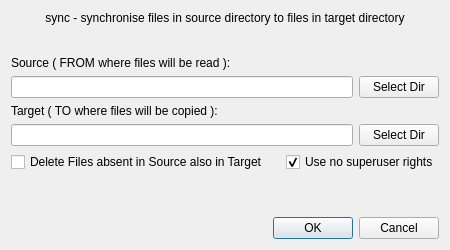
This is src/dialogrsync.ui in untergasser/filecalibur as Qt 5 draws it before an edit. The edited form follows.
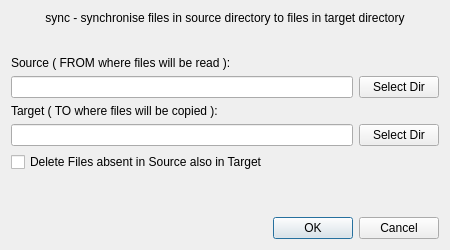
This is the edited form.

Diff of the .ui file:
```diff
--- a/src/dialogrsync.ui
+++ b/src/dialogrsync.ui
@@ -104,16 +104,6 @@
        </property>
       </spacer>
      </item>
-     <item>
-      <widget class="QCheckBox" name="checkNoSuper">
-       <property name="text">
-        <string>Use no superuser rights</string>
-       </property>
-       <property name="checked">
-        <bool>true</bool>
-       </property>
-      </widget>
-     </item>
     </layout>
    </item>
    <item>
```
